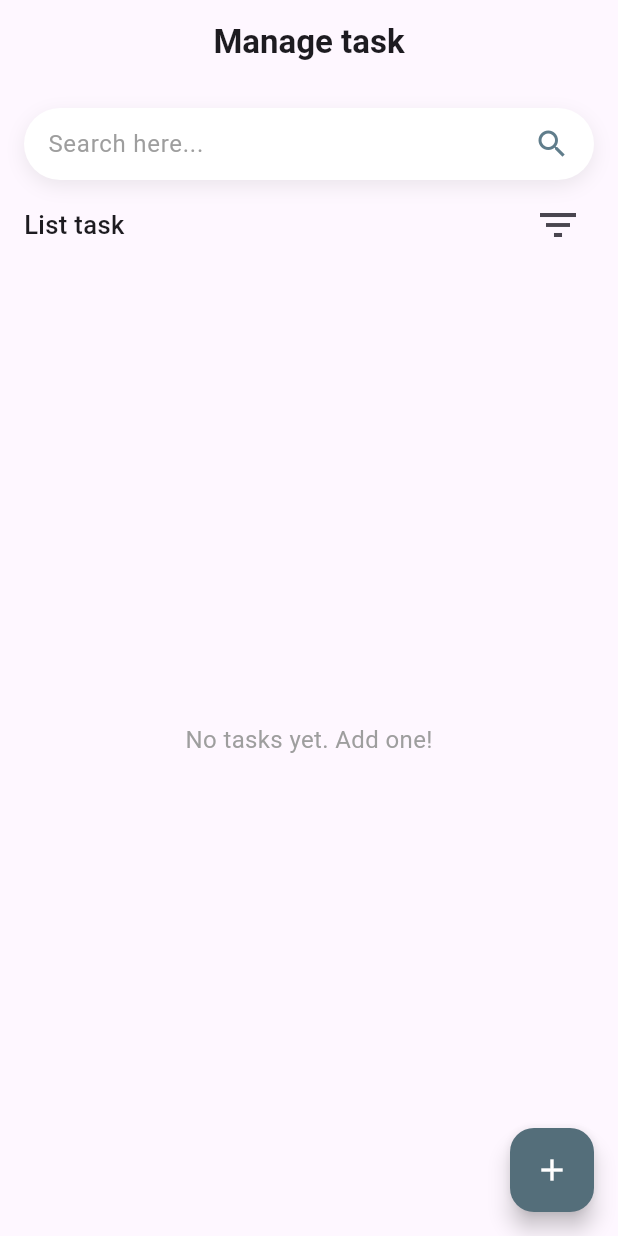
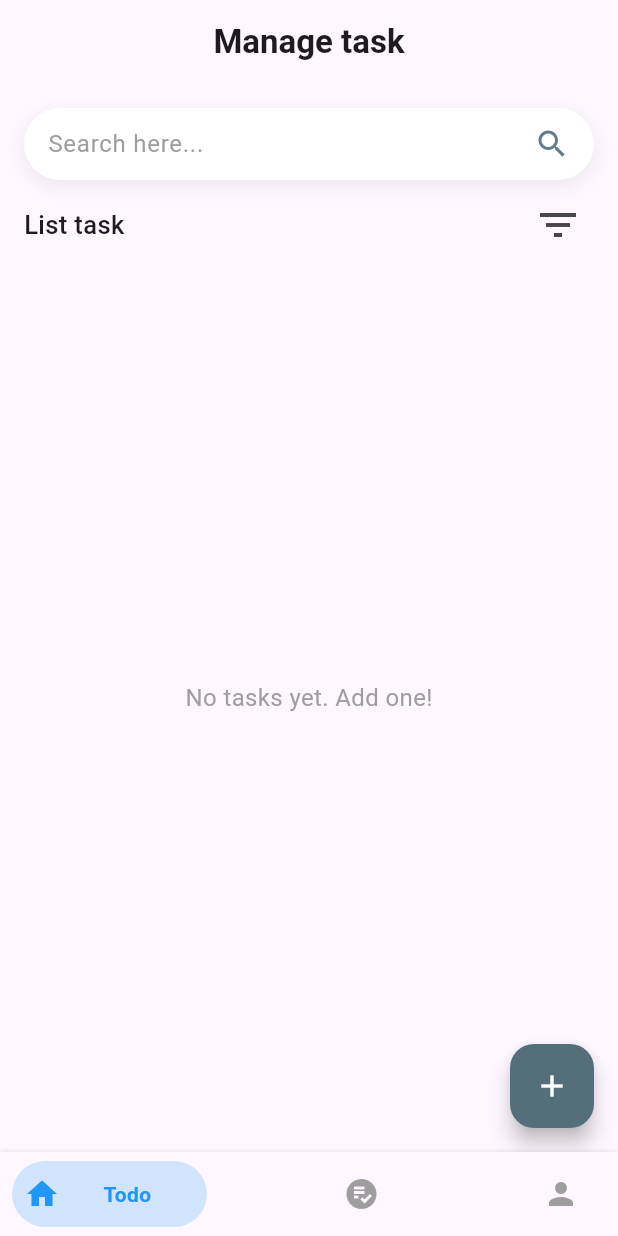
Before and after one commit to powdevlin12/Todo_Flutter, a Flutter app: the screen it shows after launch, on a phone screen of 412 x 824 dp. Run offline on Flutter 3.47's test engine with Material 3 defaults, Android fonts, the light colour scheme and no system bars; drawn by our look-alikes of bottom_navy_bar; our stand-ins replace equatable, flutter_bloc, shared_preferences, sqflite; accounts and stored records are empty.

Commit message:
add sql lite

```diff
--- a/lib/main.dart
+++ b/lib/main.dart
@@ -1,4 +1,6 @@
+import 'package:bottom_navy_bar/bottom_navy_bar.dart';
 import 'package:flutter/material.dart';
+import 'package:learn_fluter/screens/packages/packages_screen.dart';
 import 'package:learn_fluter/screens/todos/todos.dart';
 
 void main() {
@@ -25,8 +27,57 @@ class BottomTab extends StatefulWidget {
 }
 
 class _BottomTabState extends State<BottomTab> {
+  int _selectedIndex = 0;
+
+  static const List<Widget> _widgetOptions = <Widget>[
+    TodoApp(),
+    PackagesScreen(),
+    Text('Page 3'),
+  ];
+
+  void _onItemTapped(int index) {
+    setState(() {
+      _selectedIndex = index;
+    });
+  }
+
   @override
   Widget build(BuildContext context) {
-    return const Scaffold(body: TodoApp());
+    return Scaffold(
+      body: Center(
+        child: _widgetOptions[_selectedIndex],
+      ),
+      bottomNavigationBar: BottomNavyBar(
+        selectedIndex: _selectedIndex,
+        onItemSelected: _onItemTapped,
+        items: [
+          BottomNavyBarItem(
+            icon: const Center(
+              child: Icon(Icons.home),
+            ),
+            title: const Text(
+              'Todo',
+            ),
+            textAlign: TextAlign.center,
+            inactiveColor: Colors.grey,
+            activeColor: Colors.blue,
+          ),
+          BottomNavyBarItem(
+            icon: const Icon(Icons.playlist_add_check_circle),
+            title: const Text('Package'),
+            textAlign: TextAlign.center,
+            activeColor: Colors.blue,
+            inactiveColor: Colors.grey,
+          ),
+          BottomNavyBarItem(
+            icon: const Icon(Icons.person),
+            title: const Text('Profile'),
+            textAlign: TextAlign.center,
+            activeColor: Colors.blue,
+            inactiveColor: Colors.grey,
+          ),
+        ],
+      ),
+    );
   }
 }
--- a/lib/screens/todos/todos.dart
+++ b/lib/screens/todos/todos.dart
@@ -334,9 +334,6 @@ class _TodoAppState extends State<TodoApp> {
                       itemCount: _filteredTodos.length,
                       itemBuilder: (context, index) {
                         final todo = _filteredTodos[index];
-                        if (!todo.isDone ||
-                            (_character == SingingCharacter.done &&
-                                todo.isDone)) {
                         return Card(
                           margin: const EdgeInsets.symmetric(vertical: 8),
                           elevation: 3,
@@ -364,7 +361,8 @@ class _TodoAppState extends State<TodoApp> {
                                         : TextDecoration.none,
                                   ),
                                 ),
-                                  if (todo.description != null)
+                                if (todo.description != null ||
+                                    todo.description != "")
                                   Text(
                                     todo.description ?? "",
                                     style: const TextStyle(fontSize: 14),
@@ -414,8 +412,6 @@ class _TodoAppState extends State<TodoApp> {
                             ),
                           ),
                         );
-                        }
-                        return null;
                       },
                     ),
             ),
--- a/pubspec.yaml
+++ b/pubspec.yaml
@@ -38,6 +38,9 @@ dependencies:
   flutter_launcher_icons: ^0.14.2
   flutter_bloc: ^8.1.0
   equatable: ^2.0.7
+  bottom_navy_bar: ^6.1.0
+  sqflite: ^2.4.1
+  path_provider: ^2.1.5
 
 flutter_launcher_icons:
   android: 'launcher_icon'
```
Also changed, not shown: lib/models/access_model.dart (added, +31 -0 lines), lib/models/collection_model.dart (added, +14 -0 lines), lib/screens/add-collection/add_collection.dart (added, +67 -0 lines), lib/screens/packages/packages_screen.dart (added, +67 -0 lines), lib/services/database.dart (added, +68 -0 lines), pubspec.lock, 2 other files. Lines whose indentation alone changed are shown as unchanged.
